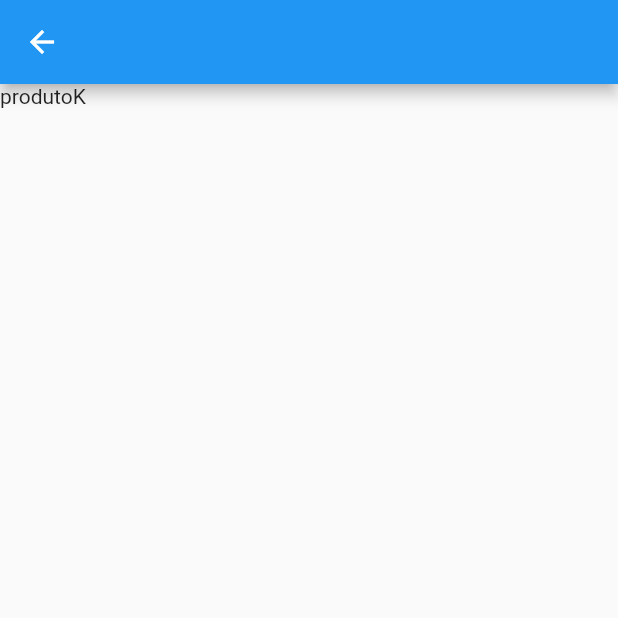
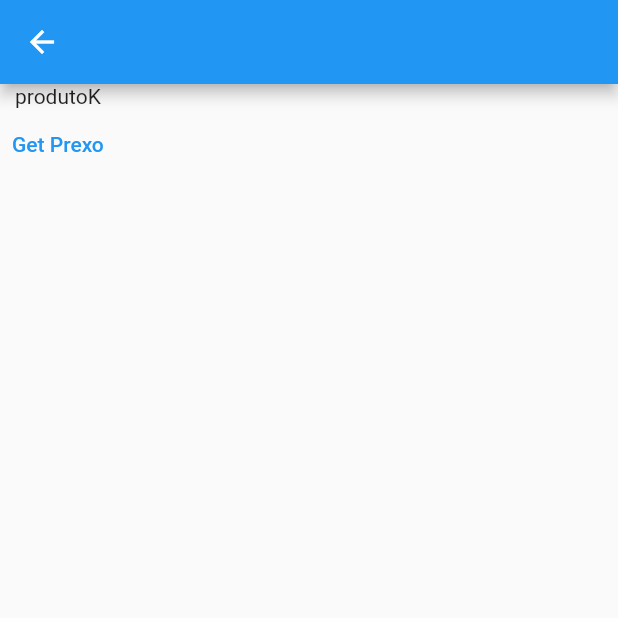
Before and after one commit to jcarloscody/flutter_modular, a Flutter app: the screen it shows after launch, after a tap on "produto", on a phone screen of 412 x 824 dp, the top half of it. Run offline on Flutter 3.47's test engine with Material 2 defaults, Android fonts, the phone set to English and light mode, and no system bars; our stand-ins replace flutter_modular.

Commit message:
import bind

```diff
--- a/flutter_modular_example/lib/app/categoria/model/preco_model.dart
+++ b/flutter_modular_example/lib/app/categoria/model/preco_model.dart
@@ -1 +1,6 @@
-class PrecoModel {}
+import 'package:flutter_modular_example/app/categoria/model/x.dart';
+
+class PrecoModel {
+  X? x;
+  PrecoModel({this.x});
+}
--- /dev/null
+++ b/flutter_modular_example/lib/app/categoria/model/x.dart
@@ -0,0 +1 @@
+class X {}
--- a/flutter_modular_example/lib/app/produto/produto_module.dart
+++ b/flutter_modular_example/lib/app/produto/produto_module.dart
@@ -1,4 +1,5 @@
 import 'package:flutter_modular/flutter_modular.dart';
+import 'package:flutter_modular_example/app/categoria/categoria_module.dart';
 import 'package:flutter_modular_example/app/produto/produto2_page.dart';
 import 'package:flutter_modular_example/app/produto/produto_page.dart';
 //fu-m3-module
@@ -6,6 +7,11 @@ import 'package:flutter_modular_example/app/produto/produto_page.dart';
 class ProdutoModule extends Module {
   @override
   final List<Bind> binds = [];
+
+  @override
+  List<Module> get imports => [
+        CategoriaModule(),
+      ];
 
   @override
   final List<ModularRoute> routes = [
--- a/flutter_modular_example/lib/app/produto/produto_page.dart
+++ b/flutter_modular_example/lib/app/produto/produto_page.dart
@@ -1,5 +1,6 @@
 import 'package:flutter/material.dart';
 import 'package:flutter_modular/flutter_modular.dart';
+import 'package:flutter_modular_example/app/categoria/model/preco_model.dart';
 
 class ProdutoPage extends StatelessWidget {
   final String p;
@@ -12,7 +13,14 @@ class ProdutoPage extends StatelessWidget {
         title: const Text(''),
       ),
       body: Column(
-        children: [Text(Modular.args?.params['nome'] ?? 'sem nome')],
+        children: [
+          Text(Modular.args?.params['nome'] ?? 'sem nome'),
+          TextButton(
+              onPressed: (() {
+                Modular.get<PrecoModel>();
+              }),
+              child: Text('Get Prexo'))
+        ],
       ),
     );
   }
```
Also changed, not shown: flutter_modular_example/lib/app/categoria/categoria_module.dart (+11 -2 lines).
